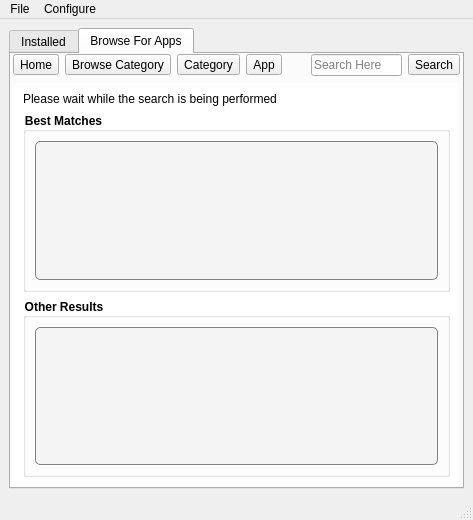
First picture: the form in src-qt4/pc-softwaremanager/mainUI.ui, repository trueos/pcbsd, before the edit.
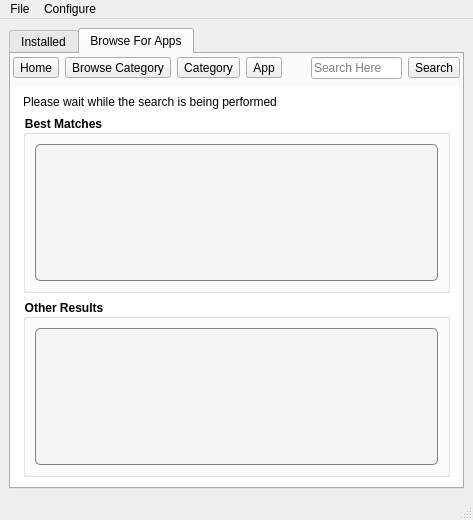
Second picture: the form after the edit. The open tabs and pages were chosen to show the change. Icons and pictures are not drawn.

Commit message: Adjust the margins on the AppCafe UI a bit.

The edit to the form file:
```diff
--- a/src-qt4/pc-softwaremanager/mainUI.ui
+++ b/src-qt4/pc-softwaremanager/mainUI.ui
@@ -653,7 +653,7 @@
          <number>2</number>
         </property>
         <property name="topMargin">
-         <number>0</number>
+         <number>3</number>
         </property>
         <property name="rightMargin">
          <number>2</number>
@@ -1395,8 +1395,8 @@
                    <rect>
                     <x>0</x>
                     <y>0</y>
-                    <width>98</width>
-                    <height>28</height>
+                    <width>419</width>
+                    <height>151</height>
                    </rect>
                   </property>
                  </widget>
@@ -1433,8 +1433,8 @@
                    <rect>
                     <x>0</x>
                     <y>0</y>
-                    <width>98</width>
-                    <height>28</height>
+                    <width>419</width>
+                    <height>150</height>
                    </rect>
                   </property>
                  </widget>
```
Left out of the diff: 12 changed lines with no effect on the pictures.
